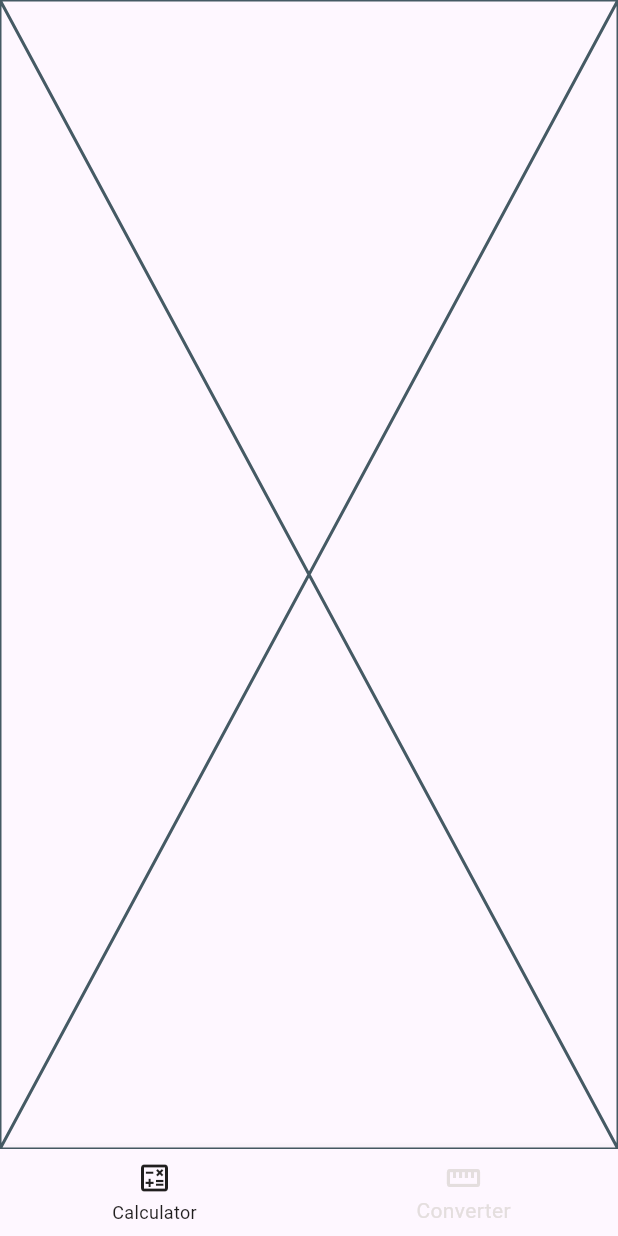
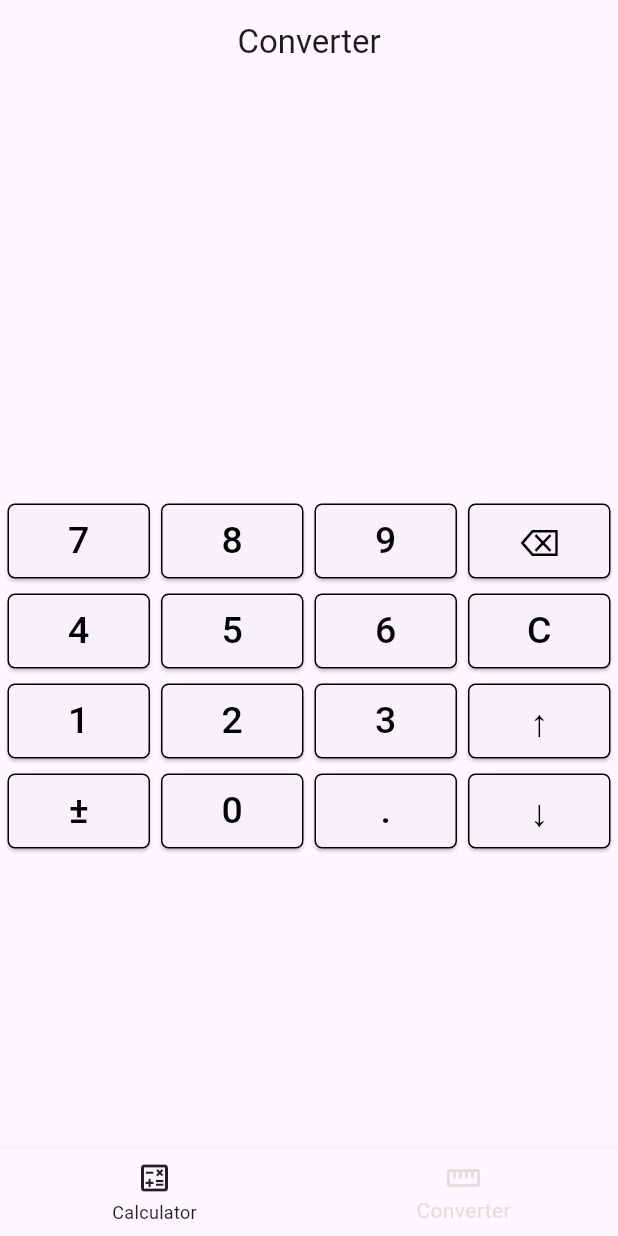
Before and after one commit to Chuckibmk/simple-calculator, a Flutter app: the screen it shows after launch, swiped to page 2, on a phone screen of 412 x 824 dp. Run offline on Flutter 3.47's test engine with Material 3 defaults, Android fonts, the phone set to English and light mode, and no system bars.

Commit message:
6/30/2024

```diff
--- a/lib/converter.dart
+++ b/lib/converter.dart
@@ -8,8 +8,154 @@ class Converter extends StatefulWidget {
 }
 
 class _ConverterState extends State<Converter> {
+  final form1 = TextEditingController();
+  final form2 = TextEditingController();
+
+  // dynamic activeform;
+
+  List<List<dynamic>> nmbrs = [
+    ['7', '8', '9', '\u232B'],
+    ['4', '5', '6', 'C'],
+    ['1', '2', '3', '↑'],
+    ['±', '0', '.', '↓']
+  ];
+
+  dynamic val1 = '';
+  dynamic val2 = '';
+
+  num currentValue = 0;
+  dynamic operator = '';
+
   @override
   Widget build(BuildContext context) {
-    return const Placeholder();
+    return LayoutBuilder(builder: (context, constraints) {
+      Size size = MediaQuery.of(context).size;
+      return Scaffold(
+        appBar: AppBar(
+          title: const Text('Converter'),
+          centerTitle: true,
+          // actions: [],
+        ),
+        body: SingleChildScrollView(
+          child: Column(children: [
+            Container(
+                padding: const EdgeInsets.symmetric(horizontal: 15.0),
+                height: size.height / 3,
+                child: Column(children: [
+                  TextFormField(
+                    controller: form1,
+                    maxLines: 1,
+                    style: const TextStyle(fontSize: 35),
+                    decoration: const InputDecoration(
+                      border: InputBorder.none,
+                      hintText: "",
+                    ),
+                    enableInteractiveSelection: false,
+                    readOnly: true,
+                    showCursor: true,
+                    textAlign: TextAlign.right,
+                    keyboardType: TextInputType.none,
+                  ),
+                  TextFormField(
+                    controller: form2,
+                    maxLines: 1,
+                    style: const TextStyle(fontSize: 35),
+                    decoration: const InputDecoration(
+                      border: InputBorder.none,
+                      hintText: "",
+                    ),
+                    enableInteractiveSelection: false,
+                    readOnly: true,
+                    showCursor: true,
+                    textAlign: TextAlign.right,
+                    keyboardType: TextInputType.none,
+                  ),
+                ])),
+            Container(
+              padding: const EdgeInsets.symmetric(horizontal: 5.0),
+              height: size.height / 2,
+              child: Column(
+                children: [
+                  for (var nb in nmbrs)
+                    Row(
+                      mainAxisAlignment: MainAxisAlignment.spaceBetween,
+                      children: [
+                        for (var n in nb) convbtn(n),
+                      ],
+                    )
+                ],
+              ),
+            ),
+          ]),
+        ),
+      );
+    });
+  }
+
+  Widget yspace() {
+    return const SizedBox(
+      height: 10,
+    );
+  }
+
+  Widget xspace() {
+    return const SizedBox(
+      width: 10,
+    );
+  }
+
+  // void convert(){
+  //   setState(() {
+  //     if(operator == '±'){
+
+  //     }
+  //   });
+  // }
+
+  convbtn(dynamic btntext) {
+    return Container(
+      margin: const EdgeInsets.symmetric(vertical: 5.0),
+      height: 50,
+      width: 95,
+      child: ElevatedButton(
+        style: ButtonStyle(
+            shape: MaterialStateProperty.all<RoundedRectangleBorder>(
+                RoundedRectangleBorder(
+                    borderRadius: BorderRadius.circular(5.0),
+                    side: const BorderSide(color: Colors.black)))),
+        onPressed: () {
+          setState(() {
+            if (btntext == 'C') {
+              val1 = '';
+              val2 = '';
+              form1.clear();
+              form2.clear();
+            } else if (btntext == '\u232B') {
+              if (val1.isNotEmpty) {
+                val1 = val1.substring(0, val1.length - 1);
+                form1.text = val1;
+              }
+              // } else if (btntext == '±') {
+              //   num ne = num.tryParse(val1) ?? 0;
+              //   dynamic neg = -1 * ne;
+              //   form1.text = neg.toString();
+            } else {
+              val1 += btntext;
+              form1.text = val1;
+            }
+          });
+        },
+        child: Container(
+          padding: const EdgeInsets.symmetric(horizontal: 5, vertical: 5),
+          child: Text(
+            btntext,
+            style: const TextStyle(
+              color: Colors.black,
+              fontSize: 25,
+            ),
+          ),
+        ),
+      ),
+    );
   }
 }
```
Also changed, not shown: lib/basiccalc.dart (+34 -18 lines).
